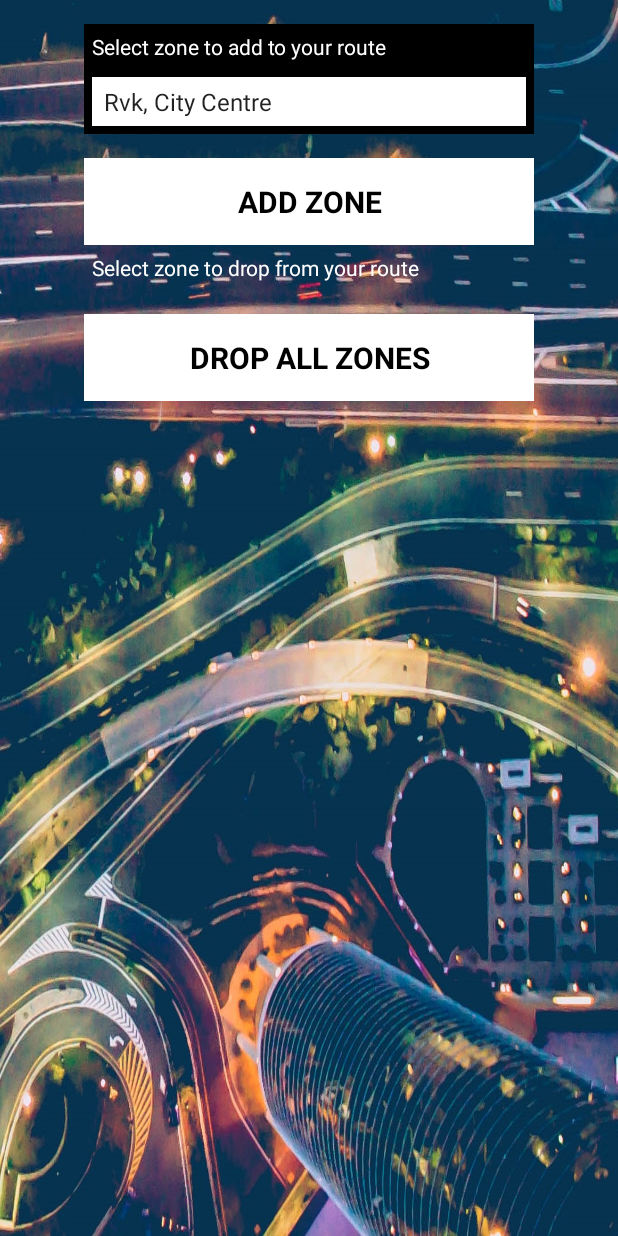
After one commit to Nokkvi/SkreppIS, an Android app: the layout activity_set_zones.xml on its own in the app's theme, with its tools: preview values and no code run, on a phone screen of 412 x 824 dp. The commit adds this screen. Run offline under Robolectric (Android 15) with nearby library versions, the phone set to English and light mode, and no system bars.

Commit message:
Set Zones og delete zones

```diff
--- a/SkreppIsUI/app/build.gradle
+++ b/SkreppIsUI/app/build.gradle
@@ -35,7 +35,7 @@ dependencies {
     compile 'com.android.support:recyclerview-v7:25.1.0'
     compile 'com.jakewharton:butterknife:8.5.1'
     compile 'com.android.support:cardview-v7:25.1.1'
-    compile 'com.android.support:support-v4:25.3.1'
+    compile 'com.android.support:support-v4:25.1.1'
     testCompile 'junit:junit:4.12'
     annotationProcessor 'com.jakewharton:butterknife-compiler:8.5.1'
 }
--- a/SkreppIsUI/app/src/main/AndroidManifest.xml
+++ b/SkreppIsUI/app/src/main/AndroidManifest.xml
@@ -43,6 +43,9 @@
             android:label="@string/title_activity_manageprofile"
             android:theme="@style/Theme.AppCompat.popupTheme" />
         <activity
+            android:name="SetZonesActivity"
+            android:label="Set Zones" />
+        <activity
             android:name=".LoginActivity"
             android:label="@string/title_activity_login">
             <intent-filter>
--- a/SkreppIsUI/app/src/main/java/com/app/skreppis/skreppis/FindRideActivity.java
+++ b/SkreppIsUI/app/src/main/java/com/app/skreppis/skreppis/FindRideActivity.java
@@ -11,6 +11,7 @@ import android.widget.Button;
 public class FindRideActivity extends BaseActivity {
 
     String token;
+    String username;
 
     @Override
     protected void onCreate(Bundle savedInstanceState) {
@@ -19,7 +20,9 @@ public class FindRideActivity extends BaseActivity {
 
         Bundle extras = getIntent().getExtras();
         token = extras.getString("Token");
+        username = extras.getString("Username");
         Log.d("Token:", token);
+        Log.d("Username:", username);
 
         Button findButton = (Button) findViewById(R.id.p_finddriver);
         Button requestButton = (Button) findViewById(R.id.p_requestdriver);
@@ -41,12 +44,14 @@ public class FindRideActivity extends BaseActivity {
     public void goToDriverSearchCriteria() {
         Intent intent = new Intent(this, SearchDriverCriteriaActivity.class);
         intent.putExtra("Token", token);
+        intent.putExtra("Username", username);
         startActivity(intent);
     }
 
     public void goToRideRequest() {
         Intent intent = new Intent(this, PostRideRequestActivity.class);
         intent.putExtra("Token", token);
+        intent.putExtra("Username", username);
         startActivity(intent);
     }
 
--- a/SkreppIsUI/app/src/main/java/com/app/skreppis/skreppis/LoginActivity.java
+++ b/SkreppIsUI/app/src/main/java/com/app/skreppis/skreppis/LoginActivity.java
@@ -129,7 +129,7 @@ public class LoginActivity extends AppCompatActivity implements LoaderCallbacks<
         });
 
         Retrofit retrofit = new Retrofit.Builder()
-                .baseUrl("http://192.168.1.2:8000")
+                .baseUrl("http://192.168.1.106:8000")
                 .addConverterFactory(GsonConverterFactory.create()).build();
 
         service = retrofit.create(SkreppIsApi.class);
--- a/SkreppIsUI/app/src/main/java/com/app/skreppis/skreppis/RegisterActivity.java
+++ b/SkreppIsUI/app/src/main/java/com/app/skreppis/skreppis/RegisterActivity.java
@@ -116,7 +116,7 @@ public class RegisterActivity extends AppCompatActivity implements LoaderCallbac
         });
 
         Retrofit retrofit = new Retrofit.Builder()
-                .baseUrl("http://192.168.1.2:8000")
+                .baseUrl("http://192.168.1.106:8000")
                 .addConverterFactory(GsonConverterFactory.create()).build();
 
         service = retrofit.create(SkreppIsApi.class);
@@ -298,7 +298,6 @@ public class RegisterActivity extends AppCompatActivity implements LoaderCallbac
                                 int statusCode = response.code();
                                 Log.d("AuthActivity", "onResponse: "+ statusCode);
                                 AuthResponse authResponse = response.body();
-                                System.out.println(authResponse.getToken());
                                 showProgress(false);
                                 PassengerCreateRequest passengerCreateRequest = new PassengerCreateRequest();
                                 passengerCreateRequest.setPhone_number(phone);
--- a/SkreppIsUI/app/src/main/java/com/app/skreppis/skreppis/SearchDriverCriteriaActivity.java
+++ b/SkreppIsUI/app/src/main/java/com/app/skreppis/skreppis/SearchDriverCriteriaActivity.java
@@ -58,7 +58,7 @@ public class SearchDriverCriteriaActivity extends BaseActivity {
         //set layout manager for list view
 
         Retrofit retrofit = new Retrofit.Builder().
-                baseUrl("http://192.168.1.2:8000")
+                baseUrl("http://192.168.1.106:8000")
                 .addConverterFactory(GsonConverterFactory.create())
                 .build();
         System.out.print("bound");
--- a/SkreppIsUI/app/src/main/java/com/app/skreppis/skreppis/SearchPassengerCriteriaActivity.java
+++ b/SkreppIsUI/app/src/main/java/com/app/skreppis/skreppis/SearchPassengerCriteriaActivity.java
@@ -20,6 +20,7 @@ public class SearchPassengerCriteriaActivity extends BaseActivity {
 
     private AppCompatSpinner mStartView;
     String token;
+    String username;
     private SkreppIsApi service;
 
     @Override
@@ -30,6 +31,8 @@ public class SearchPassengerCriteriaActivity extends BaseActivity {
         Bundle extras = getIntent().getExtras();
         token = extras.getString("Token");
         Log.d("Token:", token);
+        username = extras.getString("Username");
+        Log.d("Username:", username);
 
         mStartView = (AppCompatSpinner) findViewById(R.id.find_passenger_zonespinner);
 
--- /dev/null
+++ b/SkreppIsUI/app/src/main/res/layout/activity_set_zones.xml
@@ -0,0 +1,91 @@
+<?xml version="1.0" encoding="utf-8"?>
+<LinearLayout xmlns:android="http://schemas.android.com/apk/res/android"
+    xmlns:tools="http://schemas.android.com/tools"
+    android:id="@+id/activity_set_zones"
+    android:layout_width="match_parent"
+    android:layout_height="match_parent"
+    android:background="@drawable/background_skreppis"
+    android:orientation="vertical"
+    android:paddingBottom="@dimen/activity_vertical_margin"
+    android:paddingLeft="@dimen/activity_horizontal_margin"
+    android:paddingRight="@dimen/activity_horizontal_margin"
+    android:paddingTop="@dimen/activity_vertical_margin"
+    tools:context="com.app.skreppis.skreppis.SetZonesActivity">
+
+    <LinearLayout
+        android:layout_width="match_parent"
+        android:layout_height="wrap_content"
+        android:layout_marginLeft="40dp"
+        android:layout_marginRight="40dp"
+        android:orientation="vertical">
+
+        <LinearLayout
+            android:layout_width="match_parent"
+            android:layout_height="wrap_content"
+            android:background="@color/black"
+            android:orientation="vertical">
+
+            <TextView
+                android:layout_width="match_parent"
+                android:layout_height="wrap_content"
+                android:layout_margin="5dp"
+                android:text="@string/add_zone"
+                android:textColor="@android:color/white" />
+
+            <android.support.v7.widget.AppCompatSpinner
+                android:id="@+id/set_zones_zonespinner"
+                android:layout_width="match_parent"
+                android:layout_height="wrap_content"
+                android:layout_margin="5dp"
+                android:background="@android:color/white"
+                android:entries="@array/zone"
+                android:paddingBottom="5dp"
+                android:paddingTop="5dp"
+                android:prompt="@string/find_passenger_zone" />
+        </LinearLayout>
+
+        <Button
+            android:id="@+id/set_zones_button"
+            style="?android:attr/buttonBarButtonStyle"
+            android:layout_width="match_parent"
+            android:layout_height="0dp"
+            android:layout_marginTop="16dp"
+            android:layout_weight="1"
+            android:background="@android:color/white"
+            android:paddingBottom="15dp"
+            android:paddingTop="15dp"
+            android:text="Add zone"
+            android:textAllCaps="true"
+            android:textAppearance="?android:attr/textAppearanceMedium"
+            android:textColor="@android:color/black"
+            android:textSize="20sp"
+            android:textStyle="bold" />
+
+        <TextView
+            android:layout_width="match_parent"
+            android:layout_height="wrap_content"
+            android:layout_margin="5dp"
+            android:text="@string/drop_zone"
+            android:textColor="@android:color/white" />
+
+
+        <Button
+            android:id="@+id/drop_zone_button"
+            style="?android:attr/buttonBarButtonStyle"
+            android:layout_width="match_parent"
+            android:layout_height="0dp"
+            android:layout_marginTop="16dp"
+            android:layout_weight="1"
+            android:background="@android:color/white"
+            android:paddingBottom="15dp"
+            android:paddingTop="15dp"
+            android:text="Drop All Zones"
+            android:textAllCaps="true"
+            android:textAppearance="?android:attr/textAppearanceMedium"
+            android:textColor="@android:color/black"
+            android:textSize="20sp"
+            android:textStyle="bold" />
+    </LinearLayout>
+
+
+</LinearLayout>
--- a/SkreppIsUI/app/src/main/res/values/strings.xml
+++ b/SkreppIsUI/app/src/main/res/values/strings.xml
@@ -19,6 +19,7 @@
     <string name="p_requestdriver">Post Request</string>
 
     <string name="d_findpassenger">Find Passenger</string>
+    <string name ="d_setzones">Set Zones</string>
     <string name="d_searchpassenger">Search Passengers</string>
     <string name="t_toggle_active">Toggle Active</string>
 
@@ -30,6 +31,8 @@
 
     <string name="d_isActive">You Are Now Active. Passengers May Contact You For Rides.</string>
     <string name="d_notActive">You Are No Longer Active. Passengers Cannot Contact You.</string>
+
+    <string name="d_dropZones">You have dropped your zones</string>
 
     <string name="test_text2">Would It Get Some Wind For The Sailboat. And Would It Get For It Is</string>
     <string name="test_text3">When Considering The Best Liked Cities On Earth, Paris Looms Large Among Them.</string>
@@ -121,6 +124,10 @@
 
     <string name="find_passenger_zone">Search Passengers In This Zone</string>
 
+    <string name="drop_zone">Select zone to drop from your route</string>
+
+    <string name="add_zone">Select zone to add to your route</string>
+
 
     <string-array name="zone">
         <item>Rvk, City Centre</item>
```
Also changed, not shown: SkreppIsUI/app/src/main/java/com/app/skreppis/skreppis/FindPassengerActivity.java (+17 -0 lines), SkreppIsUI/app/src/main/java/com/app/skreppis/skreppis/SetZonesActivity.java (added, +118 -0 lines), SkreppIsUI/app/src/main/java/com/app/skreppis/skreppis/interfaces/SkreppIsApi.java (+7 -1 lines), SkreppIsUI/app/src/main/java/com/app/skreppis/skreppis/models/AddZoneRequest.java (added, +18 -0 lines), SkreppIsUI/app/src/main/java/com/app/skreppis/skreppis/models/AddZoneResponse.java (added, +13 -0 lines), SkreppIsUI/app/src/main/java/com/app/skreppis/skreppis/models/DropZoneResponse.java (added, +8 -0 lines), SkreppIsUI/app/src/main/java/com/app/skreppis/skreppis/models/ZoneRequest.java (added, +17 -0 lines), SkreppIsUI/app/src/main/res/layout/activity_find_passenger.xml (+17 -0 lines), 3 other files.
